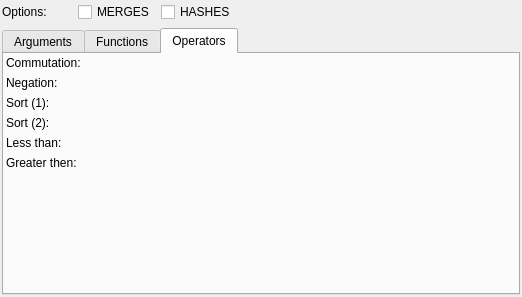
The window that libpgmodeler_ui/ui/operatorwidget.ui (pgmodeler/pgmodeler) describes before a commit, drawn with Qt 5.
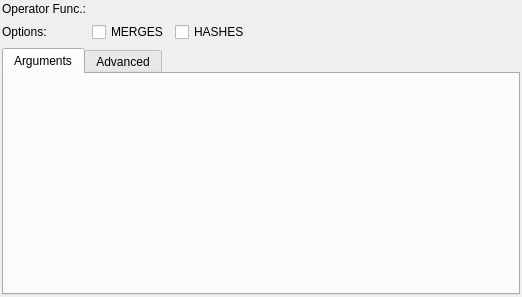
The same window after the commit. The open tabs and pages were chosen to show the change.

Commit message:
Removed PostgreSQL 8.x attributes from Operator
Added collation support for index elements

Minor adjustments on FunctionWidget, OperatorWidget, LanguageWidget and
IndexWidget

The edit to the form file:
```diff
--- a/libpgmodeler_ui/ui/operatorwidget.ui
+++ b/libpgmodeler_ui/ui/operatorwidget.ui
@@ -20,27 +20,21 @@
    <property name="spacing">
     <number>6</number>
    </property>
-   <item row="0" column="3">
-    <spacer name="horizontalSpacer">
-     <property name="orientation">
-      <enum>Qt::Horizontal</enum>
+   <item row="1" column="1">
+    <widget class="QCheckBox" name="merges_chk">
+     <property name="text">
+      <string>MERGES</string>
      </property>
-     <property name="sizeHint" stdset="0">
-      <size>
-       <width>229</width>
-       <height>20</height>
-      </size>
-     </property>
-    </spacer>
+    </widget>
    </item>
-   <item row="0" column="2">
+   <item row="1" column="2">
     <widget class="QCheckBox" name="hashes_chk">
      <property name="text">
       <string>HASHES</string>
      </property>
     </widget>
    </item>
-   <item row="0" column="0">
+   <item row="1" column="0">
     <widget class="QLabel" name="options_lbl">
      <property name="minimumSize">
       <size>
@@ -53,14 +47,7 @@
      </property>
     </widget>
    </item>
-   <item row="0" column="1">
-    <widget class="QCheckBox" name="merges_chk">
-     <property name="text">
-      <string>MERGES</string>
-     </property>
-    </widget>
-   </item>
-   <item row="1" column="0" colspan="4">
+   <item row="2" column="0" colspan="4">
     <widget class="QTabWidget" name="attributes_twg">
      <property name="currentIndex">
       <number>0</number>
@@ -72,12 +59,9 @@
      </widget>
      <widget class="QWidget" name="functions_tab">
       <attribute name="title">
-       <string>Functions</string>
+       <string>Advanced</string>
       </attribute>
-      <layout class="QGridLayout" name="gridLayout_2">
-       <property name="margin">
-        <number>2</number>
-       </property>
+      <layout class="QGridLayout" name="gridLayout">
        <property name="spacing">
         <number>6</number>
        </property>
@@ -96,89 +80,28 @@
         </widget>
        </item>
        <item row="3" column="0">
-        <spacer name="verticalSpacer">
-         <property name="orientation">
-          <enum>Qt::Vertical</enum>
-         </property>
-         <property name="sizeHint" stdset="0">
-          <size>
-           <width>20</width>
-           <height>193</height>
-          </size>
-         </property>
-        </spacer>
-       </item>
-       <item row="0" column="0">
-        <widget class="QLabel" name="operator_func_lbl">
+        <widget class="QLabel" name="commutator_op_lbl">
          <property name="text">
-          <string>Operator:</string>
-         </property>
-        </widget>
-       </item>
-      </layout>
-     </widget>
-     <widget class="QWidget" name="operators_tab">
-      <attribute name="title">
-       <string>Operators</string>
-      </attribute>
-      <layout class="QGridLayout" name="gridLayout">
-       <property name="margin">
-        <number>2</number>
-       </property>
-       <property name="spacing">
-        <number>6</number>
-       </property>
-       <item row="0" column="0">
-        <widget class="QLabel" name="commutation_op_lbl">
-         <property name="text">
-          <string>Commutation:</string>
-         </property>
-        </widget>
-       </item>
-       <item row="1" column="0">
-        <widget class="QLabel" name="negation_op_lbl">
-         <property name="text">
-          <string>Negation:</string>
-         </property>
-        </widget>
-       </item>
-       <item row="2" column="0">
-        <widget class="QLabel" name="sort1_op_lbl">
-         <property name="text">
-          <string>Sort (1):</string>
-         </property>
-        </widget>
-       </item>
-       <item row="3" column="0">
-        <widget class="QLabel" name="sort2_op_lbl">
-         <property name="text">
-          <string>Sort (2):</string>
+          <string>Commutator</string>
          </property>
         </widget>
        </item>
        <item row="4" column="0">
         <widget class="QLabel" name="lessthan_op_lbl">
          <property name="text">
-          <string>Less than:</string>
+          <string>Negator:</string>
          </property>
         </widget>
        </item>
        <item row="5" column="0">
-        <widget class="QLabel" name="greaterthan_op_lbl">
-         <property name="text">
-          <string>Greater then:</string>
-         </property>
-        </widget>
-       </item>
-       <item row="6" column="0">
-        <spacer name="verticalSpacer_2">
+        <spacer name="verticalSpacer">
          <property name="orientation">
           <enum>Qt::Vertical</enum>
          </property>
          <property name="sizeHint" stdset="0">
           <size>
            <width>20</width>
-           <height>96</height>
+           <height>193</height>
           </size>
          </property>
         </spacer>
@@ -187,7 +110,20 @@
      </widget>
     </widget>
    </item>
-   <item row="2" column="0">
+   <item row="1" column="3">
+    <spacer name="horizontalSpacer">
+     <property name="orientation">
+      <enum>Qt::Horizontal</enum>
+     </property>
+     <property name="sizeHint" stdset="0">
+      <size>
+       <width>229</width>
+       <height>20</height>
+      </size>
+     </property>
+    </spacer>
+   </item>
+   <item row="3" column="0">
     <spacer name="verticalSpacer_3">
      <property name="orientation">
       <enum>Qt::Vertical</enum>
@@ -200,6 +136,13 @@
      </property>
     </spacer>
    </item>
+   <item row="0" column="0">
+    <widget class="QLabel" name="operator_func_lbl">
+     <property name="text">
+      <string>Operator Func.:</string>
+     </property>
+    </widget>
+   </item>
   </layout>
  </widget>
  <resources/>
```
Left out of the diff: 8 changed lines with no effect on the pictures. The commit also changes 53 other files.
